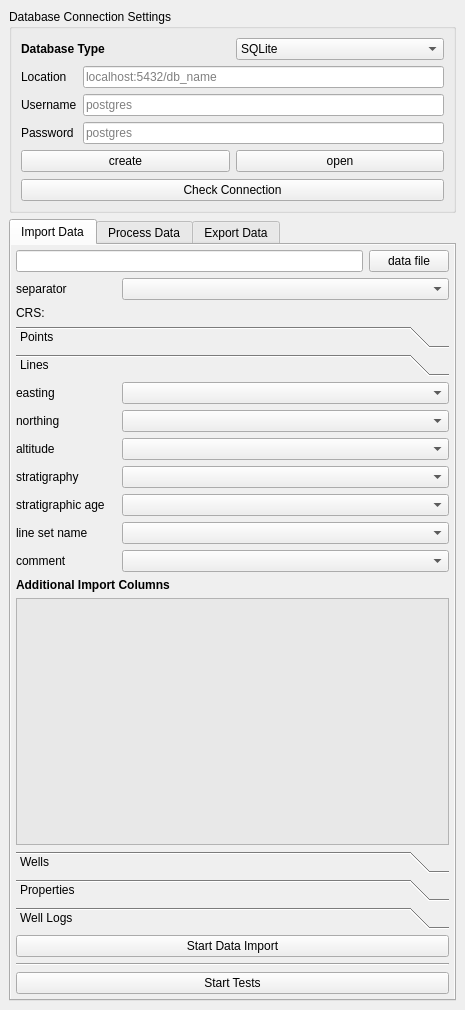
This is geological_data_processing_dockwidget_base_2.ui in stdonn/GeologicalDataProcessing as Qt 5 draws it before an edit. The edited form follows.
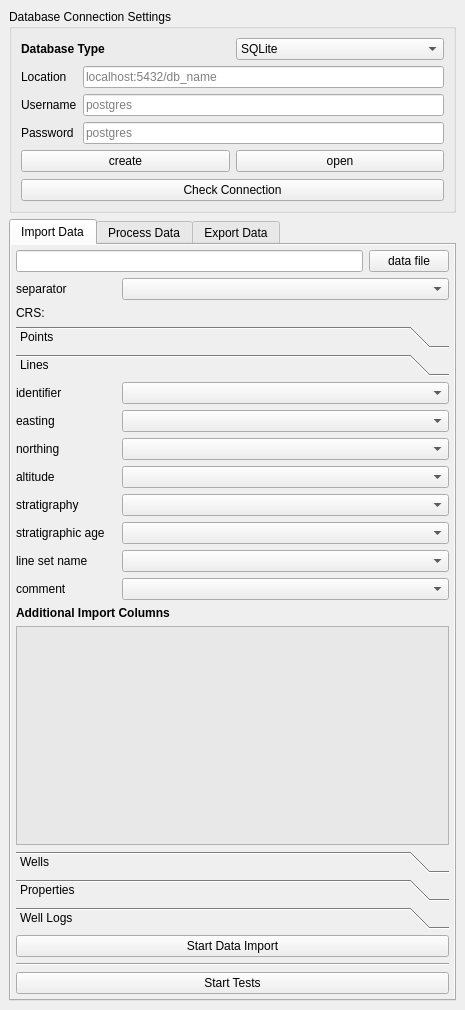
This is the edited form. The open tabs and pages were chosen to show the change. Icons and pictures are not drawn. Custom widgets are drawn as their Qt base class.

Commit message: Implemented Line Import

Patch:
```diff
--- a/geological_data_processing_dockwidget_base_2.ui
+++ b/geological_data_processing_dockwidget_base_2.ui
@@ -740,7 +740,7 @@
                  <x>0</x>
                  <y>0</y>
                  <width>417</width>
-                 <height>356</height>
+                 <height>392</height>
                 </rect>
                </property>
                <attribute name="icon">
@@ -765,7 +765,7 @@
                 </property>
                 <item>
                  <layout class="QGridLayout" name="gridLayout_3">
-                  <item row="2" column="1">
+                  <item row="3" column="1">
                    <widget class="QComboBox" name="altitude_lines">
                     <property name="sizePolicy">
                      <sizepolicy hsizetype="MinimumExpanding" vsizetype="Fixed">
@@ -775,7 +775,7 @@
                     </property>
                    </widget>
                   </item>
-                  <item row="3" column="0">
+                  <item row="4" column="0">
                    <widget class="QLabel" name="label_25">
                     <property name="sizePolicy">
                      <sizepolicy hsizetype="Maximum" vsizetype="Preferred">
@@ -800,7 +800,7 @@
                     </property>
                    </widget>
                   </item>
-                  <item row="0" column="0">
+                  <item row="1" column="0">
                    <widget class="QLabel" name="label_21">
                     <property name="sizePolicy">
                      <sizepolicy hsizetype="Maximum" vsizetype="Preferred">
@@ -825,7 +825,32 @@
                     </property>
                    </widget>
                   </item>
-                  <item row="1" column="1">
+                  <item row="7" column="0">
+                   <widget class="QLabel" name="label_22">
+                    <property name="sizePolicy">
+                     <sizepolicy hsizetype="Maximum" vsizetype="Preferred">
+                      <horstretch>0</horstretch>
+                      <verstretch>0</verstretch>
+                     </sizepolicy>
+                    </property>
+                    <property name="minimumSize">
+                     <size>
+                      <width>100</width>
+                      <height>0</height>
+                     </size>
+                    </property>
+                    <property name="maximumSize">
+                     <size>
+                      <width>100</width>
+                      <height>16777215</height>
+                     </size>
+                    </property>
+                    <property name="text">
+                     <string>comment</string>
+                    </property>
+                   </widget>
+                  </item>
+                  <item row="2" column="1">
                    <widget class="QComboBox" name="northing_lines">
                     <property name="sizePolicy">
                      <sizepolicy hsizetype="MinimumExpanding" vsizetype="Fixed">
@@ -835,7 +860,7 @@
                     </property>
                    </widget>
                   </item>
-                  <item row="4" column="1">
+                  <item row="5" column="1">
                    <widget class="QComboBox" name="strat_age_lines">
                     <property name="sizePolicy">
                      <sizepolicy hsizetype="MinimumExpanding" vsizetype="Fixed">
@@ -845,7 +870,7 @@
                     </property>
                    </widget>
                   </item>
-                  <item row="5" column="1">
+                  <item row="6" column="1">
                    <widget class="QComboBox" name="set_name_lines">
                     <property name="sizePolicy">
                      <sizepolicy hsizetype="MinimumExpanding" vsizetype="Fixed">
@@ -855,7 +880,7 @@
                     </property>
                    </widget>
                   </item>
-                  <item row="1" column="0">
+                  <item row="2" column="0">
                    <widget class="QLabel" name="label_20">
                     <property name="sizePolicy">
                      <sizepolicy hsizetype="Maximum" vsizetype="Preferred">
@@ -880,7 +905,7 @@
                     </property>
                    </widget>
                   </item>
-                  <item row="4" column="0">
+                  <item row="5" column="0">
                    <widget class="QLabel" name="label_23">
                     <property name="sizePolicy">
                      <sizepolicy hsizetype="Maximum" vsizetype="Preferred">
@@ -905,7 +930,7 @@
                     </property>
                    </widget>
                   </item>
-                  <item row="0" column="1">
+                  <item row="1" column="1">
                    <widget class="QComboBox" name="easting_lines">
                     <property name="sizePolicy">
                      <sizepolicy hsizetype="MinimumExpanding" vsizetype="Fixed">
@@ -915,7 +940,7 @@
                     </property>
                    </widget>
                   </item>
-                  <item row="3" column="1">
+                  <item row="4" column="1">
                    <widget class="QComboBox" name="strat_lines">
                     <property name="sizePolicy">
                      <sizepolicy hsizetype="MinimumExpanding" vsizetype="Fixed">
@@ -925,7 +950,7 @@
                     </property>
                    </widget>
                   </item>
-                  <item row="2" column="0">
+                  <item row="3" column="0">
                    <widget class="QLabel" name="label_24">
                     <property name="sizePolicy">
                      <sizepolicy hsizetype="Maximum" vsizetype="Preferred">
@@ -950,7 +975,17 @@
                     </property>
                    </widget>
                   </item>
-                  <item row="5" column="0">
+                  <item row="7" column="1">
+                   <widget class="QComboBox" name="comment_lines">
+                    <property name="sizePolicy">
+                     <sizepolicy hsizetype="MinimumExpanding" vsizetype="Fixed">
+                      <horstretch>0</horstretch>
+                      <verstretch>0</verstretch>
+                     </sizepolicy>
+                    </property>
+                   </widget>
+                  </item>
+                  <item row="6" column="0">
                    <widget class="QLabel" name="label_19">
                     <property name="sizePolicy">
                      <sizepolicy hsizetype="Maximum" vsizetype="Preferred">
@@ -975,8 +1010,8 @@
                     </property>
                    </widget>
                   </item>
-                  <item row="6" column="0">
-                   <widget class="QLabel" name="label_22">
+                  <item row="0" column="0">
+                   <widget class="QLabel" name="label_15">
                     <property name="sizePolicy">
                      <sizepolicy hsizetype="Maximum" vsizetype="Preferred">
                       <horstretch>0</horstretch>
@@ -996,12 +1031,12 @@
                      </size>
                     </property>
                     <property name="text">
-                     <string>comment</string>
+                     <string>identifier</string>
                     </property>
                    </widget>
                   </item>
-                  <item row="6" column="1">
-                   <widget class="QComboBox" name="comment_lines">
+                  <item row="0" column="1">
+                   <widget class="QComboBox" name="identifier_lines">
                     <property name="sizePolicy">
                      <sizepolicy hsizetype="MinimumExpanding" vsizetype="Fixed">
                       <horstretch>0</horstretch>
```
Left out of the diff: 74 changed lines with no effect on the pictures. The commit also changes 6 other files.
